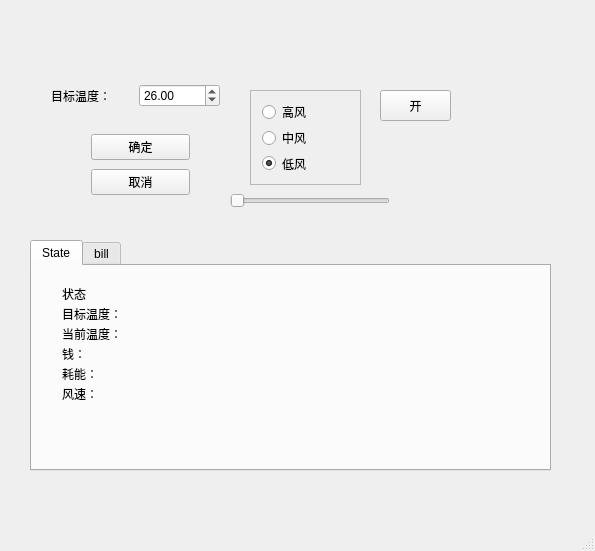
demoOS-BUPT/demoSE, file client.ui: the form before one commit.
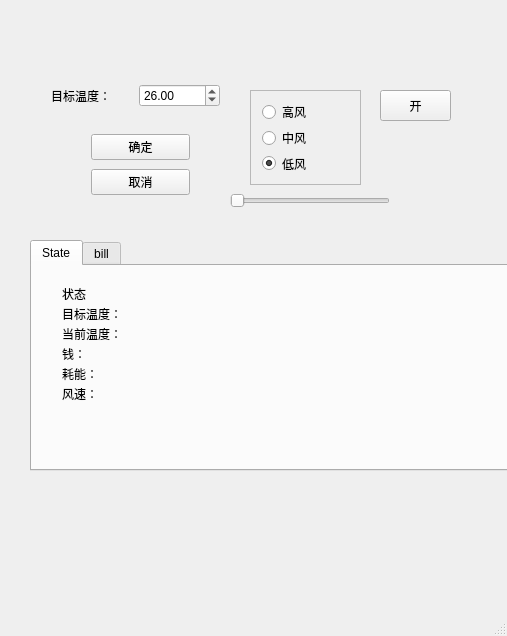
The form after the commit.

Commit message: 登陆界面

```diff
--- a/client.ui
+++ b/client.ui
@@ -6,8 +6,8 @@
    <rect>
     <x>0</x>
     <y>0</y>
-    <width>595</width>
-    <height>551</height>
+    <width>507</width>
+    <height>636</height>
    </rect>
   </property>
   <property name="windowTitle">
```
The commit also changes 3 other files.
